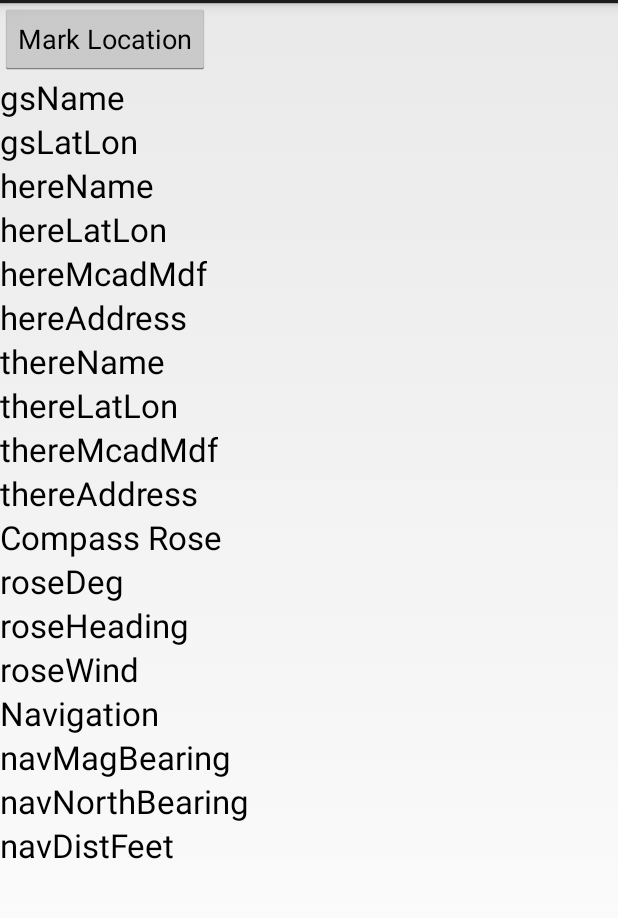
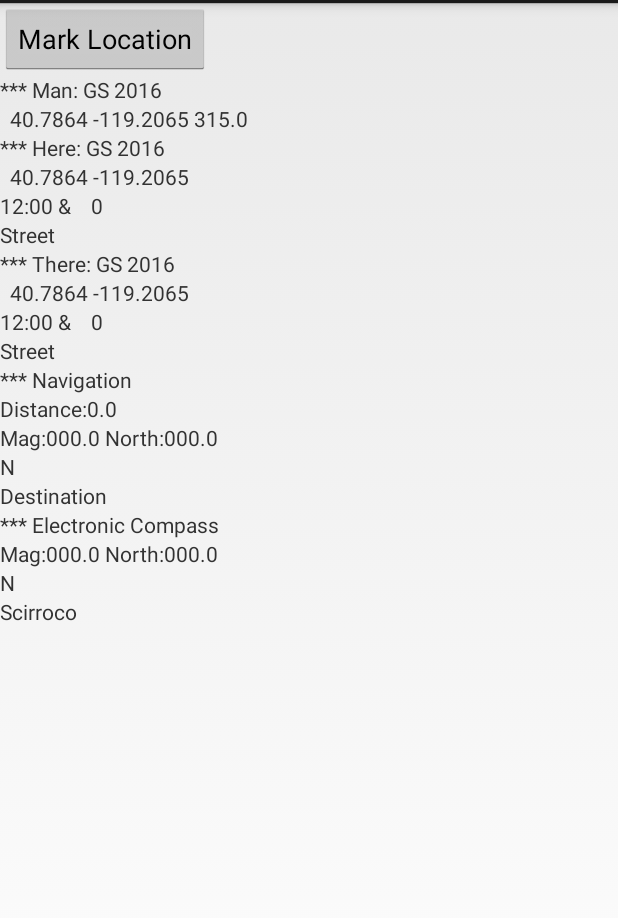
Before and after one commit to pocojoe/PlayaCompass20162, an Android app: the screen it shows after launch (MainActivity), on a phone screen of 412 x 824 dp, the part 69-987 px from its top. Run offline under Robolectric (Android 15) with nearby library versions, the phone set to English and light mode, and no system bars.

Commit message:
Mark Location no longer blocs UI thread; now need to update strings

```diff
--- a/PlayaCompass/src/main/java/com/hoppercodes/MainActivity.java
+++ b/PlayaCompass/src/main/java/com/hoppercodes/MainActivity.java
@@ -27,9 +27,7 @@ import android.widget.TextView;
 import android.widget.Toast;
 import android.util.Log;
 
-import com.hoppercodes.PlayaPositioningSystem.GoldenSpike;
 import com.hoppercodes.PlayaPositioningSystem.PlayaHeading;
-import com.hoppercodes.PlayaPositioningSystem.PlayaNavigate;
 import com.hoppercodes.PlayaPositioningSystem.PlayaPoint;
 import com.hoppercodes.PlayaPositioningSystem.PlayaPositioningSystem;
 import com.hoppercodes.playacompass.R;
@@ -40,21 +38,23 @@ public class MainActivity extends Activity implements SensorEventListener {
     TextView tvGSLatLon;
     TextView tvHereName;
     TextView tvHereLatLon;
-    TextView tvHereMcadmdf;
-    TextView tvHereAddress;
+    TextView tvHereMcadMdf;
+    TextView tvHereStreet;
     TextView tvThereName;
     TextView tvThereLatLon;
-    TextView tvThereMcadmdf;
-    TextView tvRose;
-    TextView tvThereAddress;
-    TextView tvRoseInt;
-    TextView tvRoseHeading;
-    TextView tvRoseWind;
-    TextView tvNavigation;
-    TextView tvNavNBearing;
-    TextView tvNavMBearing;
-    TextView tvNavDistFeet;
+    TextView tvThereMcadMdf;
+    TextView tvThereStreet;
+    TextView tvBearingName;
+    TextView tvBearingDistFeet;
+    TextView tvBearingDeg;
+    TextView tvBearingRose;
+    TextView tvBearingLabel;
+    TextView tvHeadingName;
+    TextView tvHeadingDeg;
+    TextView tvHeadingRose;
+    TextView tvHeadingLabel;
     Button   markLocationButton;
+
 
     private LocationManager ppsLocationManager;
     private SensorManager ppsSensorManager;
@@ -62,7 +62,7 @@ public class MainActivity extends Activity implements SensorEventListener {
     private Sensor ppsMagnetometer;
     private String ppsProvider;
     private PPSLocationListener ppsListener;
-    private PlayaPositioningSystem playaPositioningSystem;
+    private PlayaPositioningSystem pps;
 
     // these need to be persistent, when I moved them within onSensorChanged things quit working
     float[] lastAccelerometer = new float[3];
@@ -85,7 +85,7 @@ public class MainActivity extends Activity implements SensorEventListener {
 
         super.onCreate(savedInstanceState);
         setContentView(R.layout.activity_main);
-        playaPositioningSystem = PlayaPositioningSystem.getInstance();
+        pps = PlayaPositioningSystem.getInstance();
         ppsLocationManager = (LocationManager) getSystemService(Context.LOCATION_SERVICE);
         ppsSensorManager = (SensorManager) getSystemService(SENSOR_SERVICE);
         ppsAccelerometer = ppsSensorManager.getDefaultSensor(Sensor.TYPE_ACCELEROMETER);
@@ -108,6 +108,7 @@ public class MainActivity extends Activity implements SensorEventListener {
             // need something here saying be patient, waiting for GPS
         }
         ppsLocationManager.requestLocationUpdates(ppsProvider, 200, 1, ppsListener);
+        PlayaDisplayBasics();
     }
 
     @Override
@@ -150,8 +151,8 @@ public class MainActivity extends Activity implements SensorEventListener {
             float azimuthInRadians = mOrientation[0];
             float azimuthInDegrees = (float) (Math.toDegrees(azimuthInRadians) + 360) % 360;
             PlayaHeading updatedHere = new PlayaHeading(azimuthInDegrees);
-            playaPositioningSystem.setHeading(updatedHere);
-            PlayaDisplayBasics();
+            pps.setHeading(updatedHere);
+            //PlayaDisplayBasics();
         }
     }
 
@@ -164,10 +165,10 @@ public class MainActivity extends Activity implements SensorEventListener {
         @Override
         public void onLocationChanged(Location location) {
             PlayaPoint updatedHere = new PlayaPoint(location.getLatitude(), location.getLongitude(), location.getAccuracy(), location.getProvider());
-            playaPositioningSystem.setHere(updatedHere);
+            pps.setHere(updatedHere);
             Toast.makeText(MainActivity.this, "GPS Update",
                     Toast.LENGTH_SHORT).show();
-            PlayaDisplayBasics();
+            //PlayaDisplayBasics();
         }
 
         @Override
@@ -190,67 +191,69 @@ public class MainActivity extends Activity implements SensorEventListener {
     }
 
     void PlayaDisplayBasics() {
-        GoldenSpike gs = playaPositioningSystem.getGs();
-        PlayaHeading heading = playaPositioningSystem.getHeading();
-        PlayaPoint here = playaPositioningSystem.getHere();
-        PlayaPoint there = playaPositioningSystem.getThere();
+
+/*
+        GoldenSpike gs = pps.getGs();
+        PlayaHeading heading = pps.getHeading();
+        PlayaPoint here = pps.getHere();
+        PlayaPoint there = pps.getThere();
         PlayaNavigate hereToThere = new PlayaNavigate(); // TODO should this be in PPS? Circular
+
+*/
+        // ok if declared up top for global but
+
         setContentView(R.layout.activity_main);
+        markLocationButton = (Button) findViewById(R.id.markLocationButton);
 
-        // ok if declared up top for global but
         tvGSName = (TextView) findViewById(R.id.gsName);
         tvGSLatLon = (TextView) findViewById(R.id.gsLatLon);
         tvHereName = (TextView) findViewById(R.id.hereName);
         tvHereLatLon = (TextView) findViewById(R.id.hereLatLon);
-        tvHereMcadmdf = (TextView) findViewById(R.id.heremcadmdf);
-        tvHereAddress = (TextView) findViewById(R.id.hereAddress);
+        tvHereMcadMdf = (TextView) findViewById(R.id.hereMcadMdf);
+        tvHereStreet = (TextView) findViewById(R.id.hereStreet);
         tvThereName = (TextView) findViewById(R.id.thereName);
         tvThereLatLon = (TextView) findViewById(R.id.thereLatLon);
-        tvThereMcadmdf = (TextView) findViewById(R.id.theremcadmdf);
-        tvRose = (TextView) findViewById(R.id.Rose);
-        tvThereAddress = (TextView) findViewById(R.id.thereAddress);
-        tvRoseInt = (TextView) findViewById(R.id.RoseDeg);
-        tvRoseHeading = (TextView) findViewById(R.id.RoseHeading);
-        tvRoseWind = (TextView) findViewById(R.id.RoseWind);
-        tvNavigation = (TextView) findViewById(R.id.navigation);
-        tvNavMBearing = (TextView) findViewById(R.id.navMagBearing);
-        tvNavNBearing = (TextView) findViewById(R.id.navNorthBearing);
-        tvNavDistFeet = (TextView) findViewById(R.id.navDistFeet);
-        markLocationButton = (Button) findViewById(R.id.markLocationButton);
+        tvThereMcadMdf = (TextView) findViewById(R.id.thereMcadMdf);
+        tvThereStreet = (TextView) findViewById(R.id.thereStreet);
+        tvBearingName = (TextView) findViewById(R.id.bearingName);
+        tvBearingDeg = (TextView) findViewById(R.id.bearingDeg);
+        tvBearingDistFeet = (TextView) findViewById(R.id.bearingDistFeet);
+        tvBearingRose = (TextView) findViewById(R.id.bearingRose);
+        tvBearingLabel = (TextView) findViewById(R.id.bearingLabel);
+        tvHeadingName = (TextView) findViewById(R.id.headingName);
+        tvHeadingDeg = (TextView) findViewById(R.id.headingDeg);
+        tvHeadingRose = (TextView) findViewById(R.id.headingRose);
+        tvHeadingLabel = (TextView) findViewById(R.id.headingLabel);
 
-        // golden spike
-        tvGSName.setText("Golden Spike: " + String.valueOf(gs.datum));
-        tvGSLatLon.setText(String.valueOf(gs.latlon));
-
+        // golden spike, or man location
+        tvGSName.setText("*** Man: " + String.valueOf(pps.manLabel));
+        tvGSLatLon.setText(String.format("%9.4f", pps.manLat) + " " + String.format("%9.4f", pps.manLon) + " " + String.format("%4.1f", pps.manNorthAngle));
         // here
-        tvHereName.setText("Here: " + String.valueOf(here.name));
-        tvHereLatLon.setText(String.valueOf(here.latlon));
-        tvHereMcadmdf.setText(String.valueOf(here.mcadmdf));
-        tvHereAddress.setText(here.address);    // can increase precision if desired
-
+        tvHereName.setText("*** Here: " + String.valueOf(pps.hereLabel));
+        tvHereLatLon.setText(String.format("%9.4f", pps.hereLat) + " " + String.format("%9.4f", pps.hereLon));
+        tvHereMcadMdf.setText(String.format("%02d", pps.hereHour) + ":" + String.format("%02d", pps.hereMin) + " & " + String.format("%4.0f", pps.hereDistFeet));
+        tvHereStreet.setText(String.valueOf(pps.hereStreet));
         // there
-        tvThereName.setText("There: " + String.valueOf(there.name));
-        tvThereLatLon.setText(String.valueOf(there.latlon));
-        tvThereMcadmdf.setText(String.valueOf(there.mcadmdf));
-        tvThereAddress.setText(there.address);    // can increase precision if desired
-
+        tvThereName.setText("*** There: " + String.valueOf(pps.thereLabel));
+        tvThereLatLon.setText(String.format("%9.4f", pps.thereLat) + " " + String.format("%9.4f", pps.thereLon));
+        tvThereMcadMdf.setText(String.format("%02d", pps.thereHour) + ":" + String.format("%02d", pps.thereMin) + " & " + String.format("%4.0f", pps.thereDistFeet));
+        tvThereStreet.setText(String.valueOf(pps.thereStreet));
+        // navigation route
+        tvBearingName.setText("*** Navigation");
+        tvBearingDistFeet.setText("Distance:" + pps.bearingDistFeet);
+        tvBearingDeg.setText("Mag:" + String.format("%05.1f", pps.bearingDegMag) + " North:" + String.format("%05.1f", pps.bearingDegNorth));
+        tvBearingRose.setText(String.valueOf(pps.bearingRose));
+        tvBearingLabel.setText(String.valueOf(pps.bearingLabel));
         // electronic compass  uses ppsAccelerometer and magnetic field sensors
-        tvRose.setText("Compass Rose");
-        tvRoseInt.setText(String.format("%03d", heading.roseDeg));
-        tvRoseHeading.setText(String.valueOf(heading.roseHeading));
-        tvRoseWind.setText(String.valueOf(heading.roseWind));
-
-        // navigation route
-        tvNavigation.setText("Navigation");
-        tvNavNBearing.setText("Nav Magnetic Bearing: "+ String.format("%4.1f",hereToThere.navBearingM));
-        tvNavMBearing.setText("Nav North Bearing: " + String.format("%4.1f",hereToThere.navBearingN));
-        tvNavDistFeet.setText("Nav Dist Feet: " + String.format("%8.0f",hereToThere.navdf));
-
+        tvHeadingName.setText("*** Electronic Compass");
+        tvHeadingDeg.setText("Mag:" + String.format("%05.1f", pps.headingDegMag) + " North:" + String.format("%05.1f", pps.headingDegNorth));
+        tvHeadingRose.setText(String.valueOf(pps.headingRose));
+        tvHeadingLabel.setText(String.valueOf(pps.headingLabel));
     }
 
     public void markButtonClicked(View view) {
         Log.i("info", "MarkButtonClicked");
-        PlayaPoint updatedThere = new PlayaPoint(playaPositioningSystem.getHere().lat, playaPositioningSystem.getHere().lon, 0.0, "markClick");
-        playaPositioningSystem.setThere(updatedThere);
+        //PlayaPoint updatedThere = new PlayaPoint(pps.getHere().lat, pps.getHere().lon, 0.0, "markClick");
+        //pps.setThere(updatedThere);
     }
 }
--- a/PlayaCompass/src/main/java/com/hoppercodes/PlayaPositioningSystem/PlayaPositioningSystem.java
+++ b/PlayaCompass/src/main/java/com/hoppercodes/PlayaPositioningSystem/PlayaPositioningSystem.java
@@ -1,6 +1,81 @@
 package com.hoppercodes.PlayaPositioningSystem;
 
 public final class PlayaPositioningSystem {
+    // these values represent the "public interface" of Playa Positioning System
+    // man location
+    public static double manLat;
+    public static double manLon;
+    public static double manNorthAngle;
+    public static String manLabel;
+    // present location description
+    public static double hereLat;
+    public static double hereLon;
+    public static double hereAcc;
+    public static String hereLabel;
+    public static int hereHour;
+    public static int hereMin;
+    public static double hereDistFeet;
+    public static String hereStreet;
+    // destination location description
+    public static double thereLat;
+    public static double thereLon;
+    public static double thereAcc;
+    public static String thereLabel;
+    public static int thereHour;
+    public static int thereMin;
+    public static double thereDistFeet;
+    public static String thereStreet;
+    // bearing:  direction and distance from present location to destination
+    public static double bearingDegMag;
+    public static double bearingDegNorth;
+    public static double bearingDistFeet;
+    public static String bearingRose;
+    public static String bearingLabel;
+    // heading: present compass heading of device (long axis)
+    public static double headingDegMag;
+    public static double headingDegNorth;
+    public static String headingRose;
+    public static String headingLabel;
+
+    static {
+        // todo - initialize from configuration values
+        manLat = 40.7864;
+        manLon = -119.2065;
+        manNorthAngle = 315.0;
+        manLabel = "GS 2016";
+
+        hereLat = 40.7864;
+        hereLon = -119.2065;
+        hereAcc = 10.0;
+        hereLabel = "GS 2016";
+        hereHour = 12;
+        hereMin = 0;
+        hereDistFeet = 0;
+        hereStreet = "Street";
+
+        thereLat = 40.7864;
+        thereLon = -119.2065;
+        thereAcc = 10.0;
+        thereLabel = "GS 2016";
+        thereHour = 12;
+        thereMin = 0;
+        thereDistFeet = 0;
+        thereStreet = "Street";
+
+        bearingDegNorth = 0;
+        bearingDegMag = 0;
+        bearingDistFeet = 0;
+        bearingRose = "N";
+        bearingLabel = "Destination";
+
+        headingDegMag = 0;
+        headingDegNorth = 0;
+        headingRose = "N";
+        headingLabel = "Scirroco";
+        // TODO: 7/29/2016  save to configuration values
+    }
+
+
     ///////////////////////////////////////////////////////////////
     GoldenSpike gs; // GoldenSpike(40.7864, -119.20065, 315.0, "GS 2016");
     PlayaHeading heading = new PlayaHeading(0f);
@@ -10,8 +85,8 @@ public final class PlayaPositioningSystem {
 
     private static PlayaPositioningSystem instance;
 
-    public static synchronized PlayaPositioningSystem getInstance(){
-        if(instance == null){
+    public static synchronized PlayaPositioningSystem getInstance() {
+        if (instance == null) {
             instance = new PlayaPositioningSystem();
         }
         return instance;
@@ -25,21 +100,19 @@ public final class PlayaPositioningSystem {
         return gs;
     }
 
-    public PlayaHeading getHeading()
-    {
+    public PlayaHeading getHeading() {
         return heading;
     }
 
     public void setHeading(PlayaHeading heading) {
-        this.heading=heading;
+        this.heading = heading;
     }
 
     public PlayaPoint getHere() {
         return here;
     }
 
-    public void setHere(PlayaPoint here)
-    {
+    public void setHere(PlayaPoint here) {
         this.here = here;
     }
 
--- a/PlayaCompass/src/main/res/layout/activity_main.xml
+++ b/PlayaCompass/src/main/res/layout/activity_main.xml
@@ -26,7 +26,7 @@
         android:layout_alignParentStart="true"
         android:layout_below="@+id/markLocationButton"
         android:text="gsName"
-        android:textAppearance="?android:attr/textAppearanceLarge" />
+        android:textAppearance="?android:attr/textAppearanceSmall" />
 
     <TextView
         android:id="@+id/gsLatLon"
@@ -36,7 +36,7 @@
         android:layout_alignParentStart="true"
         android:layout_below="@+id/gsName"
         android:text="gsLatLon"
-        android:textAppearance="?android:attr/textAppearanceLarge" />
+        android:textAppearance="?android:attr/textAppearanceSmall" />
 
     <TextView
         android:id="@+id/hereName"
@@ -46,7 +46,7 @@
         android:layout_alignParentStart="true"
         android:layout_below="@+id/gsLatLon"
         android:text="hereName"
-        android:textAppearance="?android:attr/textAppearanceLarge" />
+        android:textAppearance="?android:attr/textAppearanceSmall" />
 
     <TextView
         android:id="@+id/hereLatLon"
@@ -56,28 +56,28 @@
         android:layout_alignParentStart="true"
         android:layout_below="@+id/hereName"
         android:text="hereLatLon"
-        android:textAppearance="?android:attr/textAppearanceLarge" />
+        android:textAppearance="?android:attr/textAppearanceSmall" />
 
     <TextView
-        android:id="@+id/heremcadmdf"
+        android:id="@+id/hereMcadMdf"
         android:layout_width="wrap_content"
         android:layout_height="wrap_content"
         android:layout_alignParentLeft="true"
         android:layout_alignParentStart="true"
         android:layout_below="@+id/hereLatLon"
         android:text="hereMcadMdf"
-        android:textAppearance="?android:attr/textAppearanceLarge" />
+        android:textAppearance="?android:attr/textAppearanceSmall" />
 
 
     <TextView
-        android:id="@+id/hereAddress"
+        android:id="@+id/hereStreet"
         android:layout_width="wrap_content"
         android:layout_height="wrap_content"
         android:layout_alignParentLeft="true"
         android:layout_alignParentStart="true"
-        android:layout_below="@+id/heremcadmdf"
-        android:text="hereAddress"
-        android:textAppearance="?android:attr/textAppearanceLarge" />
+        android:layout_below="@+id/hereMcadMdf"
+        android:text="hereStreet"
+        android:textAppearance="?android:attr/textAppearanceSmall" />
 
     <TextView
         android:id="@+id/thereName"
@@ -85,9 +85,9 @@
         android:layout_height="wrap_content"
         android:layout_alignParentLeft="true"
         android:layout_alignParentStart="true"
-        android:layout_below="@+id/hereAddress"
+        android:layout_below="@+id/hereStreet"
         android:text="thereName"
-        android:textAppearance="?android:attr/textAppearanceLarge" />
+        android:textAppearance="?android:attr/textAppearanceSmall" />
 
     <TextView
         android:id="@+id/thereLatLon"
@@ -97,107 +97,118 @@
         android:layout_alignParentStart="true"
         android:layout_below="@+id/thereName"
         android:text="thereLatLon"
-        android:textAppearance="?android:attr/textAppearanceLarge" />
+        android:textAppearance="?android:attr/textAppearanceSmall" />
 
     <TextView
-        android:id="@+id/theremcadmdf"
+        android:id="@+id/thereMcadMdf"
         android:layout_width="wrap_content"
         android:layout_height="wrap_content"
         android:layout_alignParentLeft="true"
         android:layout_alignParentStart="true"
         android:layout_below="@+id/thereLatLon"
         android:text="thereMcadMdf"
-        android:textAppearance="?android:attr/textAppearanceLarge" />
+        android:textAppearance="?android:attr/textAppearanceSmall" />
 
     <TextView
-        android:id="@+id/thereAddress"
+        android:id="@+id/thereStreet"
         android:layout_width="wrap_content"
         android:layout_height="wrap_content"
         android:layout_alignParentLeft="true"
         android:layout_alignParentStart="true"
-        android:layout_below="@+id/theremcadmdf"
-        android:text="thereAddress"
-        android:textAppearance="?android:attr/textAppearanceLarge" />
+        android:layout_below="@+id/thereMcadMdf"
+        android:text="thereStreet"
+        android:textAppearance="?android:attr/textAppearanceSmall" />
 
     <TextView
-        android:id="@+id/Rose"
+        android:id="@+id/bearingName"
         android:layout_width="wrap_content"
         android:layout_height="wrap_content"
         android:layout_alignParentLeft="true"
         android:layout_alignParentStart="true"
-        android:layout_below="@+id/thereAddress"
-        android:text="Compass Rose"
-        android:textAppearance="?android:attr/textAppearanceLarge" />
+        android:layout_below="@+id/thereStreet"
+        android:text="bearingName"
+        android:textAppearance="?android:attr/textAppearanceSmall" />
 
     <TextView
-        android:id="@+id/RoseDeg"
+        android:id="@+id/bearingDistFeet"
         android:layout_width="wrap_content"
         android:layout_height="wrap_content"
         android:layout_alignParentLeft="true"
         android:layout_alignParentStart="true"
-        android:layout_below="@+id/Rose"
-        android:text="roseDeg"
-        android:textAppearance="?android:attr/textAppearanceLarge" />
+        android:layout_below="@+id/bearingName"
+        android:text="bearingDistFeet"
+        android:textAppearance="?android:attr/textAppearanceSmall" />
+
 
     <TextView
-        android:id="@+id/RoseHeading"
+        android:id="@+id/bearingDeg"
         android:layout_width="wrap_content"
         android:layout_height="wrap_content"
         android:layout_alignParentLeft="true"
         android:layout_alignParentStart="true"
-        android:layout_below="@+id/RoseDeg"
-        android:text="roseHeading"
-        android:textAppearance="?android:attr/textAppearanceLarge" />
+        android:layout_below="@+id/bearingDistFeet"
+        android:text="bearingDeg"
+        android:textAppearance="?android:attr/textAppearanceSmall" />
 
     <TextView
-        android:id="@+id/RoseWind"
+        android:id="@+id/bearingRose"
         android:layout_width="wrap_content"
         android:layout_height="wrap_content"
         android:layout_alignParentLeft="true"
         android:layout_alignParentStart="true"
-        android:layout_below="@+id/RoseHeading"
-        android:text="roseWind"
-        android:textAppearance="?android:attr/textAppearanceLarge" />
+        android:layout_below="@+id/bearingDeg"
+        android:text="bearingRose"
+        android:textAppearance="?android:attr/textAppearanceSmall" />
 
     <TextView
-        android:id="@+id/navigation"
+        android:id="@+id/bearingLabel"
         android:layout_width="wrap_content"
         android:layout_height="wrap_content"
         android:layout_alignParentLeft="true"
         android:layout_alignParentStart="true"
-        android:layout_below="@+id/RoseWind"
-        android:text="Navigation"
-        android:textAppearance="?android:attr/textAppearanceLarge" />
+        android:layout_below="@+id/bearingRose"
+        android:text="bearingLabel"
+        android:textAppearance="?android:attr/textAppearanceSmall" />
 
     <TextView
-        android:id="@+id/navMagBearing"
+        android:id="@+id/headingName"
         android:layout_width="wrap_content"
         android:layout_height="wrap_content"
         android:layout_alignParentLeft="true"
         android:layout_alignParentStart="true"
-        android:layout_below="@+id/navigation"
-        android:text="navMagBearing"
-        android:textAppearance="?android:attr/textAppearanceLarge" />
-
+        android:layout_below="@+id/bearingLabel"
+        android:text="headingName"
+        android:textAppearance="?android:attr/textAppearanceSmall" />
 
     <TextView
-        android:id="@+id/navNorthBearing"
+        android:id="@+id/headingDeg"
         android:layout_width="wrap_content"
         android:layout_height="wrap_content"
         android:layout_alignParentLeft="true"
         android:layout_alignParentStart="true"
-        android:layout_below="@+id/navMagBearing"
-        android:text="navNorthBearing"
-        android:textAppearance="?android:attr/textAppearanceLarge" />
+        android:layout_below="@+id/headingName"
+        android:text="headingDeg"
+        android:textAppearance="?android:attr/textAppearanceSmall" />
 
     <TextView
-        android:id="@+id/navDistFeet"
+        android:id="@+id/headingRose"
         android:layout_width="wrap_content"
         android:layout_height="wrap_content"
         android:layout_alignParentLeft="true"
         android:layout_alignParentStart="true"
-        android:layout_below="@+id/navNorthBearing"
-        android:text="navDistFeet"
-        android:textAppearance="?android:attr/textAppearanceLarge" />
+        android:layout_below="@+id/headingDeg"
+        android:text="headingRose"
+        android:textAppearance="?android:attr/textAppearanceSmall" />
+
+    <TextView
+        android:id="@+id/headingLabel"
+        android:layout_width="wrap_content"
+        android:layout_height="wrap_content"
+        android:layout_alignParentLeft="true"
+        android:layout_alignParentStart="true"
+        android:layout_below="@+id/headingRose"
+        android:text="headingLabel"
+        android:textAppearance="?android:attr/textAppearanceSmall" />
+
 
 </LinearLayout>
```
Also changed, not shown: 5 other files.
